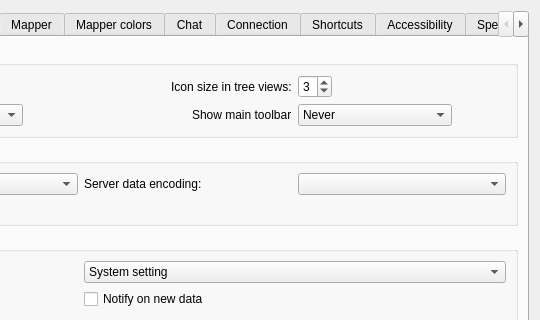
The window that src/ui/profile_preferences.ui (Mudlet/Mudlet) describes before a commit, drawn with Qt 5; both pictures show x 379 to 919 and y 0 to 320 of the 919 by 773 pixel window.
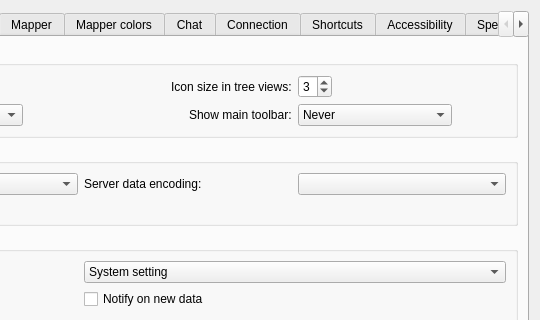
The same window after the commit. Icons and pictures are not drawn. Custom widgets are drawn as their Qt base class.

Commit message:
Fix: Missing colon on toolbar visibility label
Claude-Session: https://claude.ai/code/session_014S43F8L5PnCUzLHzJJrNpD

Diff of the .ui file:
```diff
--- a/src/ui/profile_preferences.ui
+++ b/src/ui/profile_preferences.ui
@@ -145,7 +145,7 @@
           <item row="1" column="2" alignment="Qt::AlignmentFlag::AlignRight">
            <widget class="QLabel" name="label_toolBarVisibility">
             <property name="text">
-             <string>Show main toolbar</string>
+             <string>Show main toolbar:</string>
             </property>
             <property name="buddy">
              <cstring>comboBox_toolBarVisibility</cstring>
```
